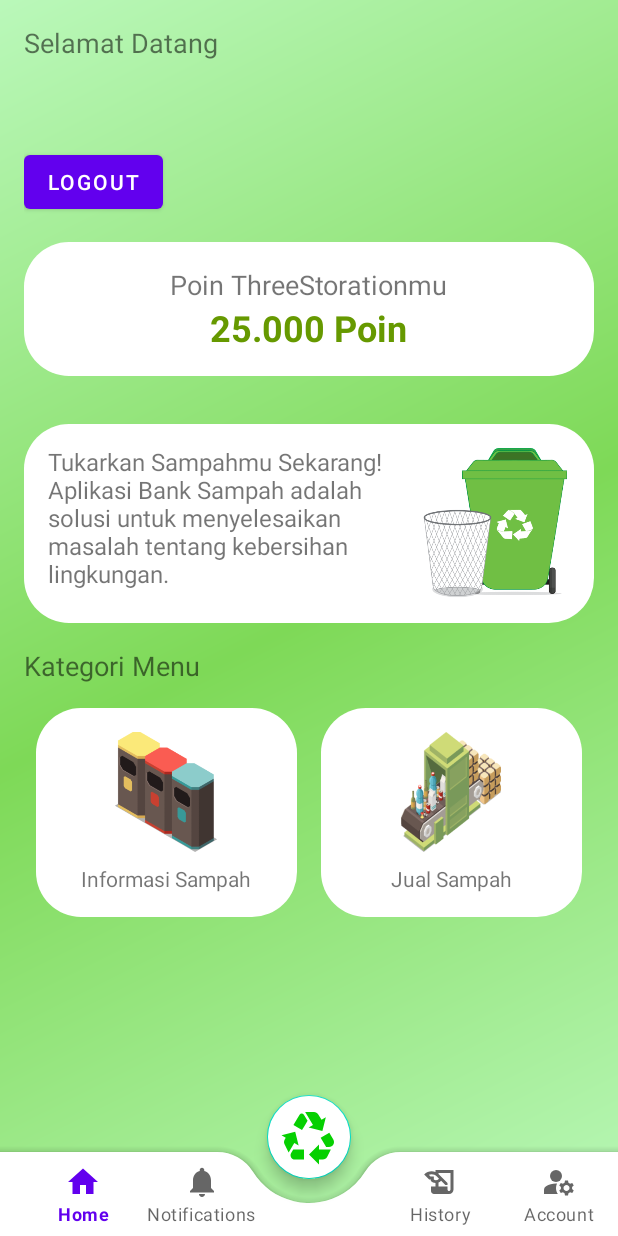
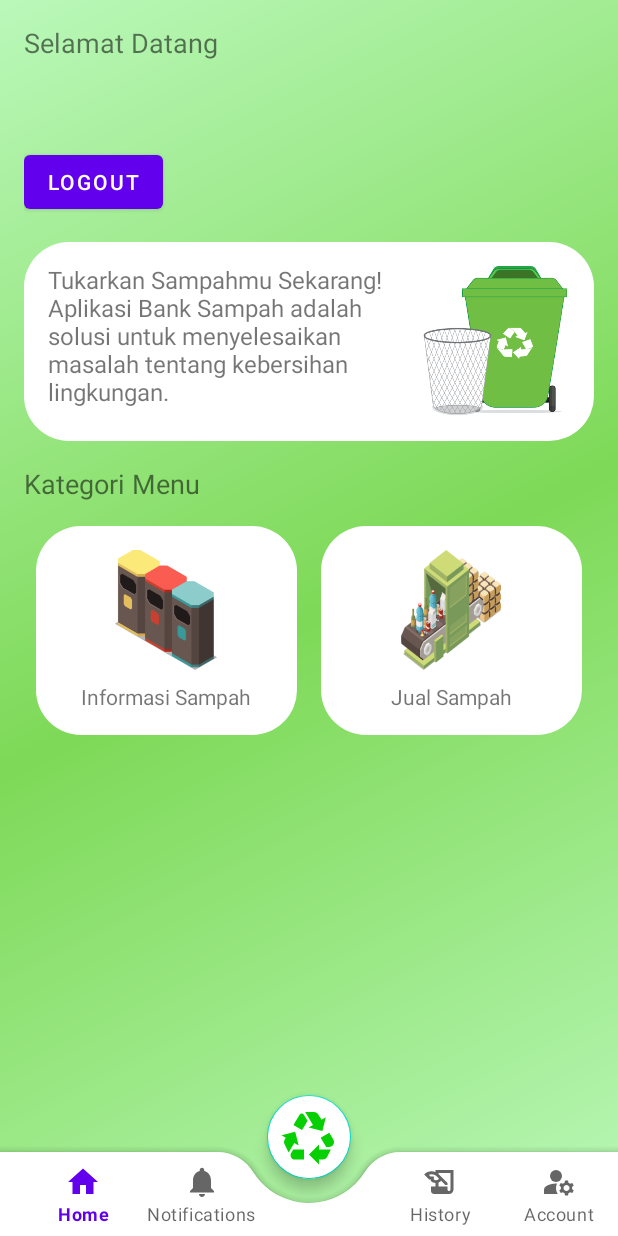
Before and after one commit to CandraWijaya06/BankSampah_progmob, an Android app: the BaseActivity screen opened directly, with no data from a screen before it, on a phone screen of 412 x 824 dp. Run offline under Robolectric (Android 15) with nearby library versions, the phone set to English and light mode, and no system bars.

Commit message:
mengubah activity_base.xml dan activity_user.xml

```diff
--- a/app/src/main/res/layout/activity_base.xml
+++ b/app/src/main/res/layout/activity_base.xml
@@ -39,33 +39,7 @@
                 android:text="Logout"
                 android:onClick="onLogoutClick" />
 
-            <LinearLayout
-                android:layout_width="match_parent"
-                android:layout_height="wrap_content"
-                android:layout_marginVertical="16dp"
-                android:orientation="vertical"
-                android:padding="16dp"
-                android:background="@drawable/rounded_rectangle"
-                android:gravity="center">
 
-                <TextView
-                    android:id="@+id/pointsText"
-                    android:layout_width="wrap_content"
-                    android:layout_height="wrap_content"
-                    android:text="Poin ThreeStorationmu"
-                    android:textSize="18sp"
-                    android:gravity="center" />
-
-                <TextView
-                    android:id="@+id/pointsValueText"
-                    android:layout_width="wrap_content"
-                    android:layout_height="wrap_content"
-                    android:text="25.000 Poin"
-                    android:textSize="24sp"
-                    android:textColor="@android:color/holo_green_dark"
-                    android:textStyle="bold"
-                    android:gravity="center" />
-            </LinearLayout>
 
             <LinearLayout
                 android:layout_width="match_parent"
--- a/app/src/main/res/layout/activity_user.xml
+++ b/app/src/main/res/layout/activity_user.xml
@@ -45,16 +45,6 @@
                     android:textStyle="bold"
                     android:textAlignment="center" />
 
-                <TextView
-                    android:id="@+id/points"
-                    android:layout_width="wrap_content"
-                    android:layout_height="wrap_content"
-                    android:layout_below="@id/userName"
-                    android:layout_centerHorizontal="true"
-                    android:text="25,000 Point"
-                    android:textSize="14sp"
-                    android:textColor="@color/gray"
-                    android:textAlignment="center" />
             </RelativeLayout>
 
 
```
